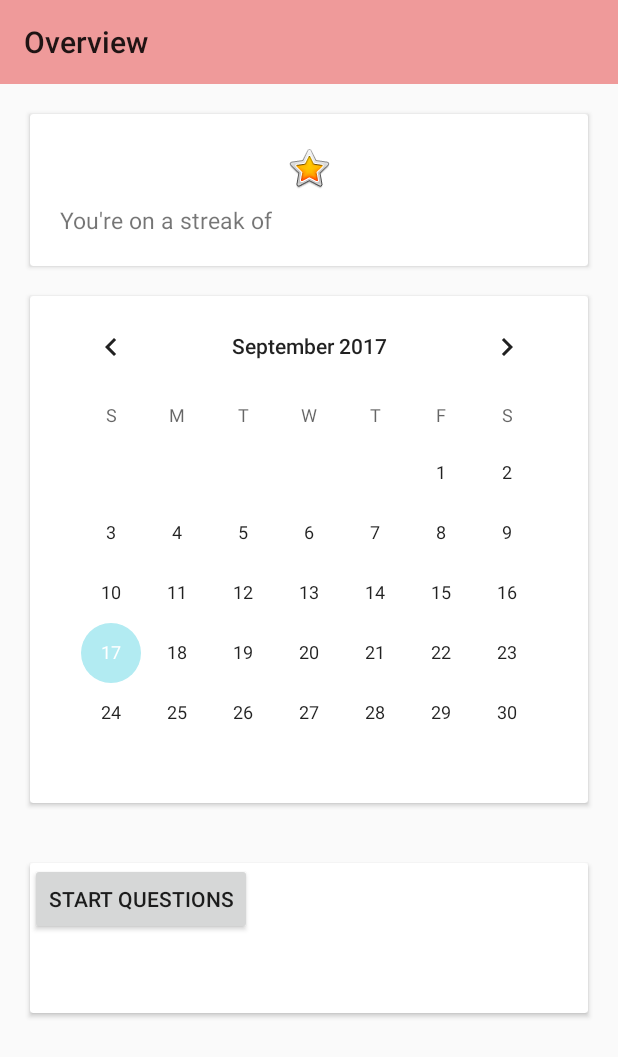
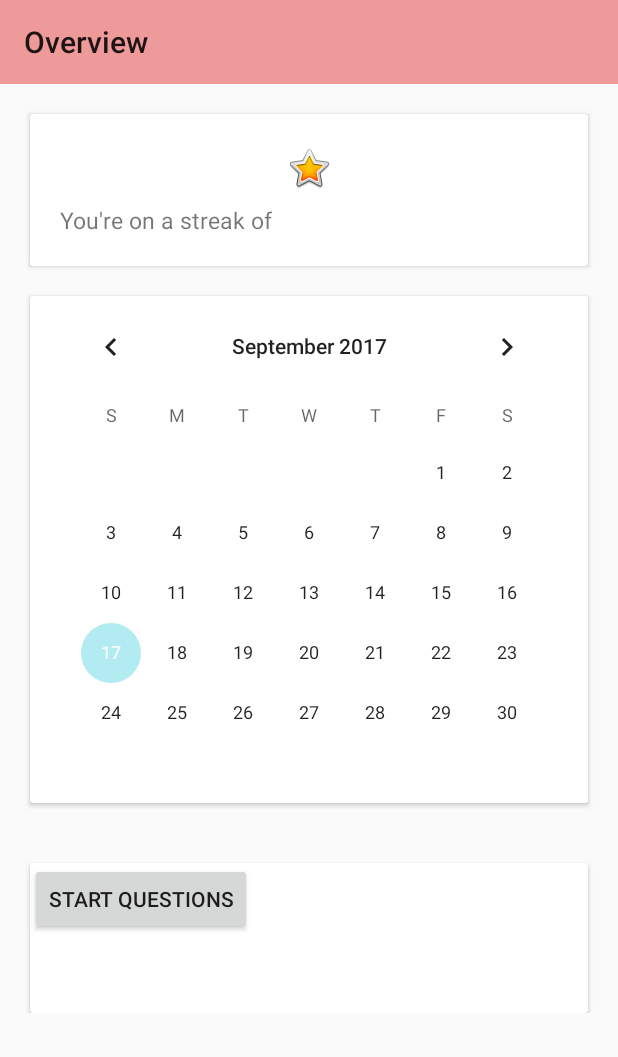
Before and after one commit to CampbellOwen/OneDayAtaTime, an Android app: the screen it shows after launch (Overview_Main), on a phone screen of 412 x 824 dp. Shown: the top 1057 px of the screen. Run offline under Robolectric (Android 15) with nearby library versions, the phone set to English and light mode, and no system bars.

Commit message:
mostly made overview scrollable x3

```diff
--- a/app/src/main/res/layout/overview_layout.xml
+++ b/app/src/main/res/layout/overview_layout.xml
@@ -1,7 +1,10 @@
 <?xml version="1.0" encoding="utf-8"?>
+<ScrollView xmlns:android="http://schemas.android.com/apk/res/android"
+    xmlns:app="http://schemas.android.com/apk/res-auto"
+    android:layout_width="match_parent"
+    android:layout_height="match_parent">
 
-<LinearLayout xmlns:android="http://schemas.android.com/apk/res/android"
-    xmlns:app="http://schemas.android.com/apk/res-auto"
+    <LinearLayout
         android:layout_width="match_parent"
         android:layout_height="match_parent"
         android:orientation="vertical">
@@ -100,3 +103,4 @@
 
         </android.support.v7.widget.CardView>
     </LinearLayout>
+</ScrollView>
```
Lines whose indentation alone changed are shown as unchanged.
